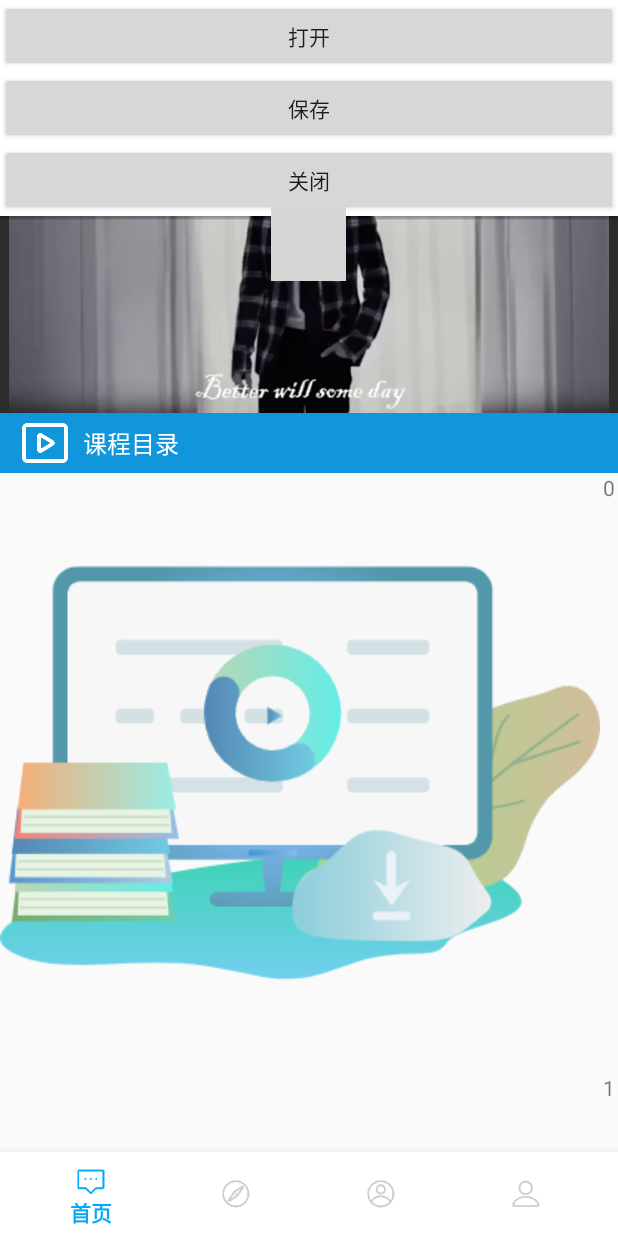
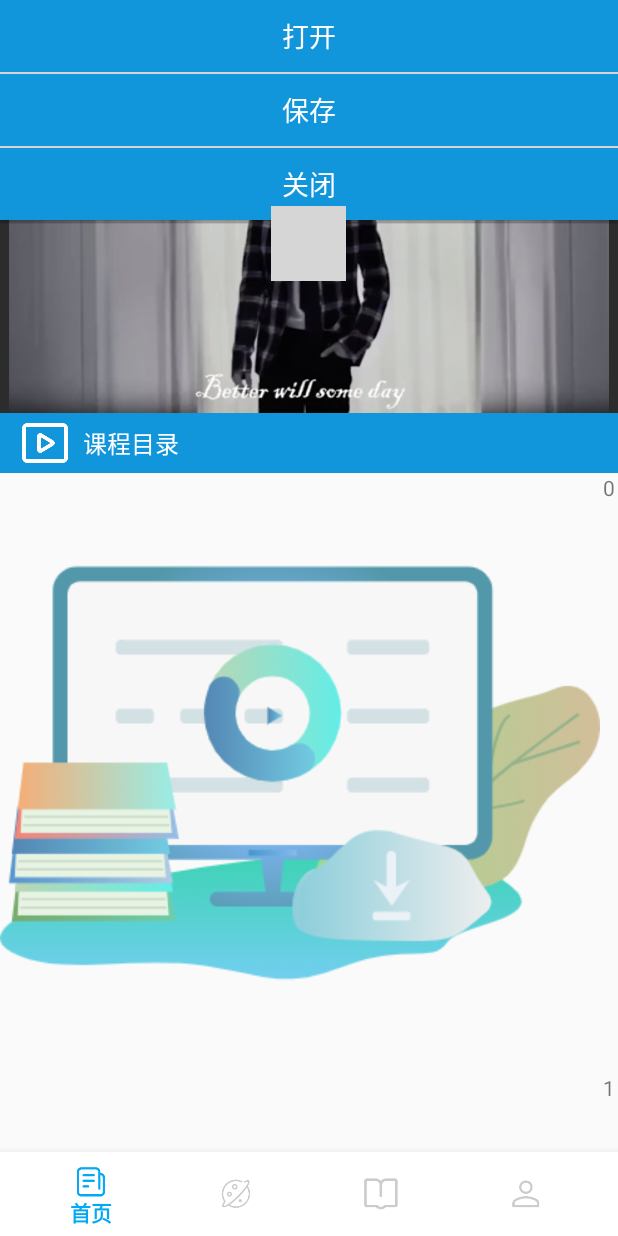
Before and after one commit to lovelinessmoe/Stydy_Android, an Android app: the fragment LearnFragment placed in its activity, after a tap on an icon or button, on a phone screen of 412 x 824 dp. Run offline under Robolectric (Android 15) with nearby library versions, the phone set to English and light mode, and no system bars; libraries missing offline, so code that uses them is left out: com.bigkoo.convenientbanner; pictures from the network do not load; 8 statements that could not run were skipped; grey boxes are pictures that could not be loaded.

Commit message:
ciwei's base function finished

```diff
--- a/app/src/main/java/xyz/javaee/study/Adapter/LearnAdapter.java
+++ b/app/src/main/java/xyz/javaee/study/Adapter/LearnAdapter.java
@@ -9,8 +9,6 @@ import android.widget.TextView;
 
 import androidx.annotation.NonNull;
 import androidx.recyclerview.widget.RecyclerView;
-
-import java.util.List;
 
 import xyz.javaee.study.R;
 
@@ -30,7 +28,7 @@ public class LearnAdapter extends RecyclerView.Adapter<LearnAdapter.ViewHolder>
     @NonNull
     @Override
     public LearnAdapter.ViewHolder onCreateViewHolder(@NonNull ViewGroup parent, int viewType) {
-        View view = LayoutInflater.from(parent.getContext()).inflate(R.layout.list_item_study,parent,false);
+        View view = LayoutInflater.from(parent.getContext()).inflate(R.layout.list_item_study, parent, false);
         ViewHolder holder = new ViewHolder(view);
         return holder;
     }
@@ -38,7 +36,7 @@ public class LearnAdapter extends RecyclerView.Adapter<LearnAdapter.ViewHolder>
     @Override
     public void onBindViewHolder(@NonNull LearnAdapter.ViewHolder holder, int position) {
         holder.img.setImageResource(imgs[position]);
-        holder.name.setText(position+"");
+        holder.name.setText(position + "");
     }
 
     @Override
--- a/app/src/main/res/layout/fragment_learn.xml
+++ b/app/src/main/res/layout/fragment_learn.xml
@@ -14,10 +14,10 @@
 
         <ImageView
             android:id="@+id/catalogue"
-            android:layout_width="30dp"
-            android:layout_height="30dp"
+            android:layout_width="40dp"
+            android:layout_height="35dp"
             android:layout_centerVertical="true"
-            android:layout_marginStart="20dp"
+            android:layout_marginStart="10dp"
             android:src="@drawable/study1contents" />
 
         <TextView
@@ -26,7 +26,7 @@
             android:layout_height="36dp"
             android:layout_centerVertical="true"
             android:gravity="center"
-            android:text="音乐、舞蹈和篮球艺术"
+            android:text="[1-1]音乐、舞蹈和篮球艺术"
             android:textColor="#1296DB"
             android:textSize="20sp" />
 
--- a/app/src/main/res/layout/study1pop.xml
+++ b/app/src/main/res/layout/study1pop.xml
@@ -2,21 +2,43 @@
 <LinearLayout xmlns:android="http://schemas.android.com/apk/res/android"
     android:layout_width="fill_parent"
     android:layout_height="fill_parent"
-    android:orientation="vertical" >
+    android:orientation="vertical">
 
-	    <Button android:id="@+id/open"
+    <Button
+        android:id="@+id/open"
         android:layout_width="fill_parent"
         android:layout_height="wrap_content"
-	        android:text="@string/open"/>
+        android:background="#1296DB"
+        android:text="@string/open"
+        android:textSize="18sp"
+        android:textColor="@color/write" />
 
-	    <Button android:id="@+id/save"
+    <View
+        android:layout_width="match_parent"
+        android:layout_height="1dp"
+        android:background="#eeeeee" />
+
+    <Button
+        android:id="@+id/save"
         android:layout_width="fill_parent"
         android:layout_height="wrap_content"
-	        android:text="@string/save"/>
+        android:background="#1296DB"
+        android:text="@string/save"
+        android:textSize="18sp"
+        android:textColor="@color/write" />
 
-	    <Button android:id="@+id/close"
+    <View
+        android:layout_width="match_parent"
+        android:layout_height="1dp"
+        android:background="#eeeeee" />
+
+    <Button
+        android:id="@+id/close"
         android:layout_width="fill_parent"
         android:layout_height="wrap_content"
-	        android:text="@string/close"/>
+        android:background="#1296DB"
+        android:text="@string/close"
+        android:textSize="18sp"
+        android:textColor="@color/write" />
 
 </LinearLayout>
```
Also changed, not shown: app/src/main/res/mipmap-xxhdpi/home.png (deleted), app/src/main/res/mipmap-xxhdpi/icon_discover.png (deleted), app/src/main/res/mipmap-xxhdpi/learn.png (deleted), app/src/main/res/mipmap-xxhdpi/me.png (deleted), app/src/main/res/mipmap-xxxhdpi/home.png (added), app/src/main/res/mipmap-xxxhdpi/icon_discover.png (added), app/src/main/res/mipmap-xxxhdpi/learn.png (added), app/src/main/res/mipmap-xxxhdpi/me.png (added). Lines whose indentation alone changed are shown as unchanged.
